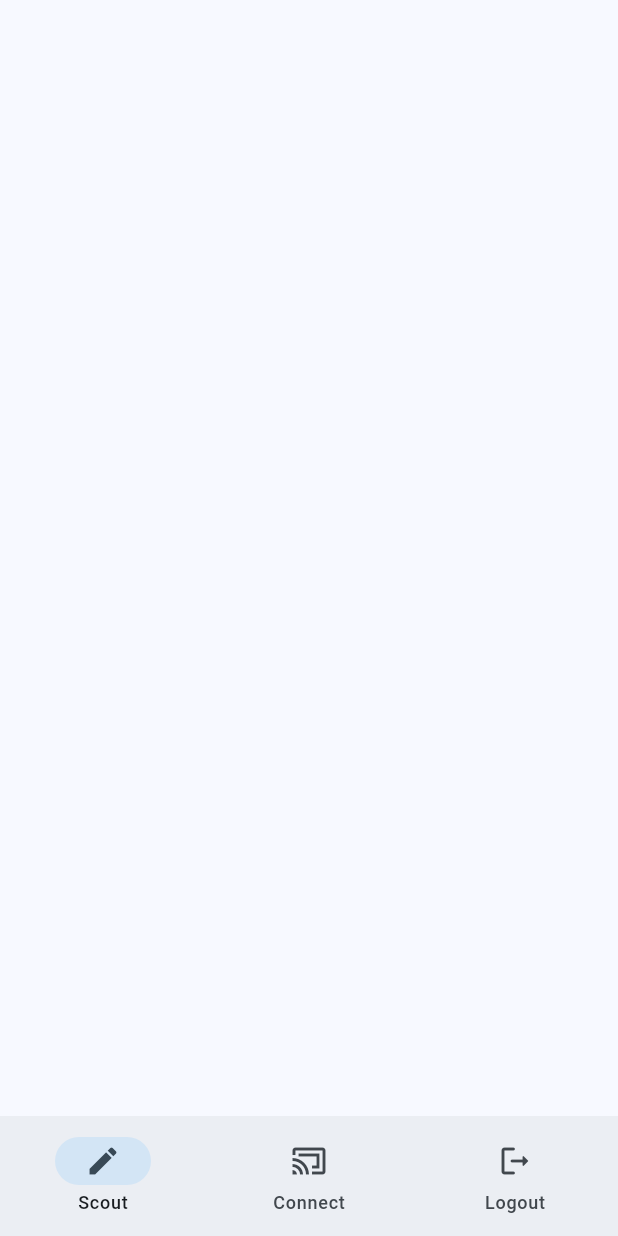
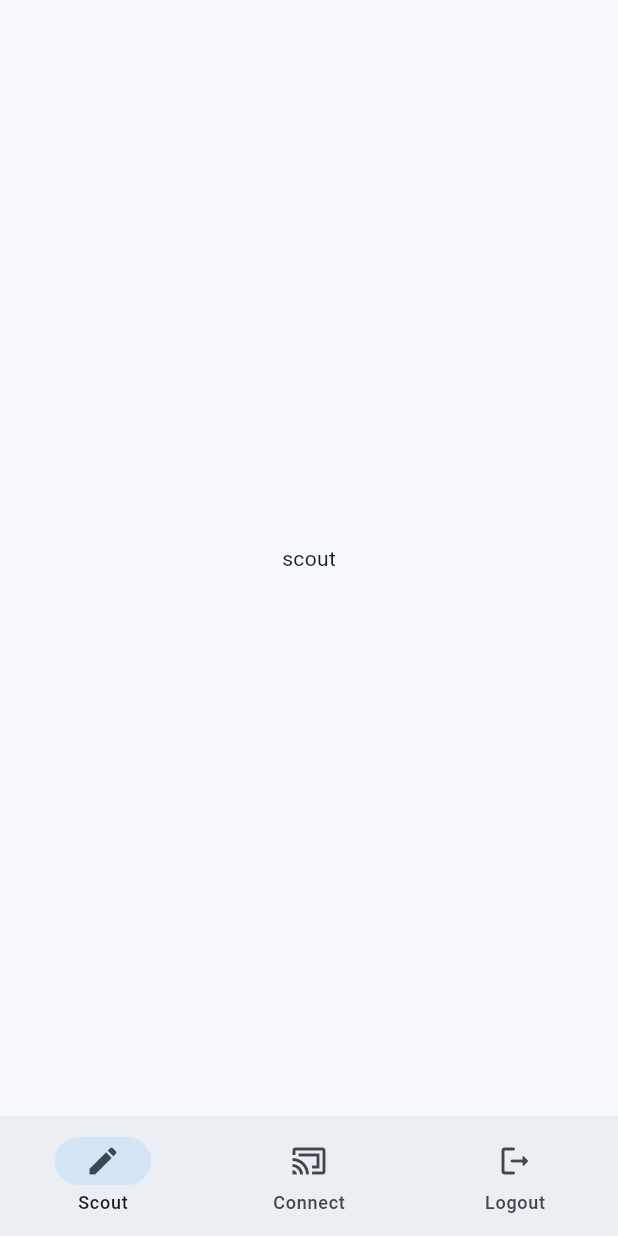
Before and after one commit to zebubull/wordo, a Flutter app: the ScouterView screen opened directly, on a phone screen of 412 x 824 dp. Run offline on Flutter 3.47's test engine with Material 3 defaults, Android fonts, the phone set to English and light mode, and no system bars.

Commit message:
feat(scouter): Add scout and connect pages
Added classes for the scout and connect pages to prepare for implementation.

```diff
--- /dev/null
+++ b/lib/views/scouter/connect.dart
@@ -0,0 +1,8 @@
+import 'package:flutter/material.dart';
+
+class ConnectView extends StatelessWidget {
+  @override
+  Widget build(BuildContext context) {
+    return const Text('connect');
+  }
+}
--- /dev/null
+++ b/lib/views/scouter/scout.dart
@@ -0,0 +1,8 @@
+import 'package:flutter/material.dart';
+
+class ScoutView extends StatelessWidget {
+  @override
+  Widget build(BuildContext context) {
+    return Center(child: const Text('scout'));
+  }
+}
--- a/lib/views/scouter/scouter.dart
+++ b/lib/views/scouter/scouter.dart
@@ -1,4 +1,6 @@
 import 'package:flutter/material.dart';
+import 'package:scouting_app/views/scouter/connect.dart';
+import 'package:scouting_app/views/scouter/scout.dart';
 
 class ScouterView extends StatefulWidget {
   @override
@@ -25,6 +27,7 @@ class _ScouterViewState extends State<ScouterView> {
       bottomNavigationBar: makeNavigationBar(),
       body: Padding(
         padding: const EdgeInsets.all(8.0),
+        child: makeCurrentView(),
       ),
     );
   }
@@ -37,10 +40,22 @@ class _ScouterViewState extends State<ScouterView> {
           const VerticalDivider(),
           Padding(
             padding: const EdgeInsets.all(8.0),
+            child: makeCurrentView(),
           ),
         ],
       ),
     );
+  }
+
+  Widget makeCurrentView() {
+    switch (currentPageIndex) {
+      case 0:
+        return ScoutView();
+      case 1:
+        return ConnectView();
+      default:
+        throw UnimplementedError();
+    }
   }
 
   Widget makeNavigationRail(BoxConstraints constraints) {
```
